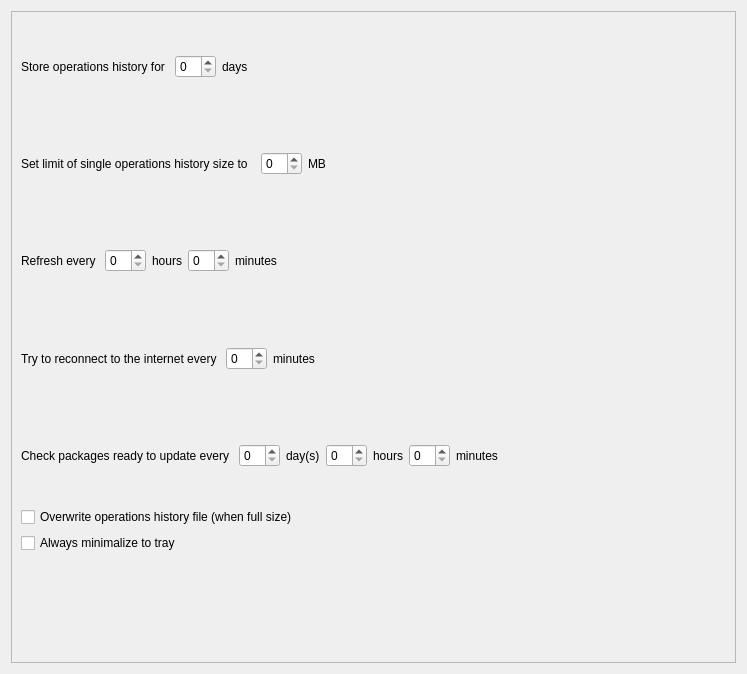
Qt form src/generalsettings.ui (juliagoda/pak-gui) before a commit.
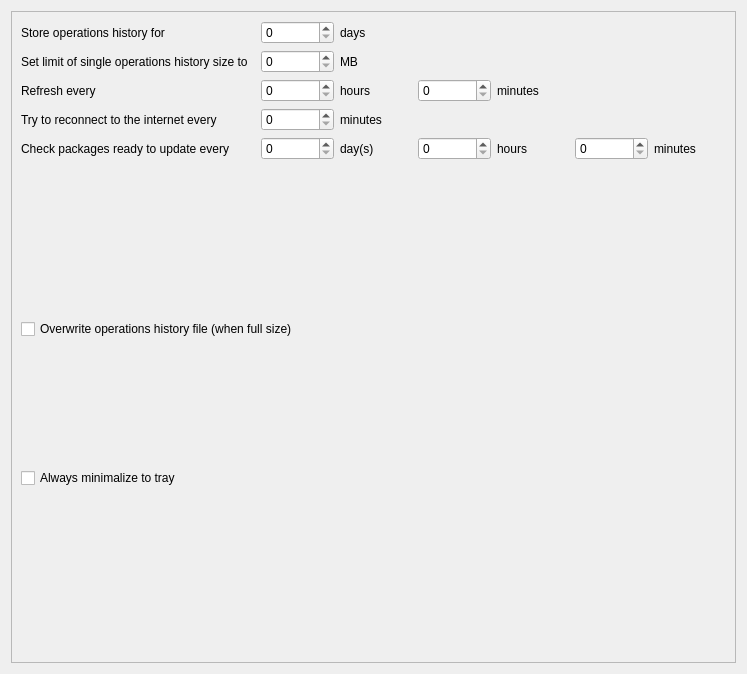
The same form after that commit.

Commit message: Changed layout of settings

Patch:
```diff
--- a/src/generalsettings.ui
+++ b/src/generalsettings.ui
@@ -29,10 +29,41 @@
         </property>
         <layout class="QVBoxLayout" name="verticalLayout_4">
          <item>
-          <layout class="QVBoxLayout" name="verticalLayout_3">
-           <item>
-            <layout class="QHBoxLayout" name="horizontalLayout">
-             <item>
+          <layout class="QGridLayout" name="gridLayout">
+           <item row="3" column="2">
+            <widget class="QLabel" name="label_9">
+             <property name="text">
+              <string>minutes</string>
+             </property>
+            </widget>
+           </item>
+           <item row="3" column="0">
+            <widget class="QLabel" name="label_8">
+             <property name="text">
+              <string>Try to reconnect to the internet every </string>
+             </property>
+             <property name="alignment">
+              <set>Qt::AlignLeading|Qt::AlignLeft|Qt::AlignVCenter</set>
+             </property>
+            </widget>
+           </item>
+           <item row="4" column="1">
+            <widget class="QSpinBox" name="kcfg_update_check_time_in_days"/>
+           </item>
+           <item row="4" column="4">
+            <widget class="QLabel" name="label_12">
+             <property name="text">
+              <string>hours</string>
+             </property>
+            </widget>
+           </item>
+           <item row="0" column="1">
+            <widget class="QSpinBox" name="kcfg_history_store_time_in_days"/>
+           </item>
+           <item row="2" column="1">
+            <widget class="QSpinBox" name="kcfg_refresh_interval_in_hours"/>
+           </item>
+           <item row="0" column="0">
               <widget class="QLabel" name="label">
                <property name="text">
                 <string>Store operations history for </string>
@@ -42,34 +73,7 @@
                </property>
               </widget>
              </item>
-             <item>
-              <widget class="QSpinBox" name="kcfg_history_store_time_in_days"/>
-             </item>
-             <item>
-              <widget class="QLabel" name="label_2">
-               <property name="text">
-                <string>days</string>
-               </property>
-              </widget>
-             </item>
-             <item>
-              <spacer name="horizontalSpacer">
-               <property name="orientation">
-                <enum>Qt::Horizontal</enum>
-               </property>
-               <property name="sizeHint" stdset="0">
-                <size>
-                 <width>40</width>
-                 <height>20</height>
-                </size>
-               </property>
-              </spacer>
-             </item>
-            </layout>
-           </item>
-           <item>
-            <layout class="QHBoxLayout" name="horizontalLayout_2">
-             <item>
+           <item row="1" column="0">
               <widget class="QLabel" name="label_3">
                <property name="text">
                 <string>Set limit of single operations history size to  </string>
@@ -79,34 +83,44 @@
                </property>
               </widget>
              </item>
-             <item>
-              <widget class="QSpinBox" name="kcfg_history_file_size_limit_in_Mb"/>
-             </item>
-             <item>
+           <item row="2" column="2">
+            <widget class="QLabel" name="label_6">
+             <property name="text">
+              <string>hours</string>
+             </property>
+            </widget>
+           </item>
+           <item row="4" column="3">
+            <widget class="QSpinBox" name="kcfg_update_check_time_in_hours"/>
+           </item>
+           <item row="0" column="2">
+            <widget class="QLabel" name="label_2">
+             <property name="text">
+              <string>days</string>
+             </property>
+            </widget>
+           </item>
+           <item row="4" column="5">
+            <widget class="QSpinBox" name="kcfg_update_check_time_in_minutes"/>
+           </item>
+           <item row="4" column="0">
+            <widget class="QLabel" name="label_10">
+             <property name="text">
+              <string>Check packages ready to update every </string>
+             </property>
+             <property name="alignment">
+              <set>Qt::AlignLeading|Qt::AlignLeft|Qt::AlignVCenter</set>
+             </property>
+            </widget>
+           </item>
+           <item row="1" column="2">
               <widget class="QLabel" name="label_4">
                <property name="text">
                 <string>MB</string>
                </property>
               </widget>
              </item>
-             <item>
-              <spacer name="horizontalSpacer_2">
-               <property name="orientation">
-                <enum>Qt::Horizontal</enum>
-               </property>
-               <property name="sizeHint" stdset="0">
-                <size>
-                 <width>40</width>
-                 <height>20</height>
-                </size>
-               </property>
-              </spacer>
-             </item>
-            </layout>
-           </item>
-           <item>
-            <layout class="QHBoxLayout" name="horizontalLayout_3">
-             <item>
+           <item row="2" column="0">
               <widget class="QLabel" name="label_5">
                <property name="text">
                 <string>Refresh every </string>
@@ -116,134 +130,55 @@
                </property>
               </widget>
              </item>
-             <item>
-              <widget class="QSpinBox" name="kcfg_refresh_interval_in_hours"/>
-             </item>
-             <item>
-              <widget class="QLabel" name="label_6">
-               <property name="text">
-                <string>hours</string>
-               </property>
-              </widget>
-             </item>
-             <item>
-              <widget class="QSpinBox" name="kcfg_refresh_interval_in_minutes"/>
-             </item>
-             <item>
+           <item row="2" column="4">
               <widget class="QLabel" name="label_7">
                <property name="text">
                 <string>minutes</string>
                </property>
               </widget>
              </item>
-             <item>
-              <spacer name="horizontalSpacer_3">
-               <property name="orientation">
-                <enum>Qt::Horizontal</enum>
-               </property>
-               <property name="sizeHint" stdset="0">
-                <size>
-                 <width>40</width>
-                 <height>20</height>
-                </size>
-               </property>
-              </spacer>
-             </item>
-            </layout>
-           </item>
-           <item>
-            <layout class="QHBoxLayout" name="horizontalLayout_4">
-             <item>
-              <widget class="QLabel" name="label_8">
-               <property name="text">
-                <string>Try to reconnect to the internet every </string>
-               </property>
-               <property name="alignment">
-                <set>Qt::AlignLeading|Qt::AlignLeft|Qt::AlignVCenter</set>
-               </property>
-              </widget>
-             </item>
-             <item>
-              <widget class="QSpinBox" name="kcfg_internet_reconnection_time_in_minutes"/>
-             </item>
-             <item>
-              <widget class="QLabel" name="label_9">
-               <property name="text">
-                <string>minutes</string>
-               </property>
-              </widget>
-             </item>
-             <item>
-              <spacer name="horizontalSpacer_4">
-               <property name="orientation">
-                <enum>Qt::Horizontal</enum>
-               </property>
-               <property name="sizeHint" stdset="0">
-                <size>
-                 <width>40</width>
-                 <height>20</height>
-                </size>
-               </property>
-              </spacer>
-             </item>
-            </layout>
-           </item>
-           <item>
-            <layout class="QHBoxLayout" name="horizontalLayout_5">
-             <item>
-              <widget class="QLabel" name="label_10">
-               <property name="text">
-                <string>Check packages ready to update every </string>
-               </property>
-               <property name="alignment">
-                <set>Qt::AlignLeading|Qt::AlignLeft|Qt::AlignVCenter</set>
-               </property>
-              </widget>
-             </item>
-             <item>
-              <widget class="QSpinBox" name="kcfg_update_check_time_in_days"/>
-             </item>
-             <item>
+           <item row="4" column="2">
               <widget class="QLabel" name="label_11">
                <property name="text">
                 <string>day(s)</string>
                </property>
               </widget>
              </item>
-             <item>
-              <widget class="QSpinBox" name="kcfg_update_check_time_in_hours"/>
-             </item>
-             <item>
-              <widget class="QLabel" name="label_12">
-               <property name="text">
-                <string>hours</string>
-               </property>
-              </widget>
-             </item>
-             <item>
-              <widget class="QSpinBox" name="kcfg_update_check_time_in_minutes"/>
-             </item>
-             <item>
+           <item row="3" column="1">
+            <widget class="QSpinBox" name="kcfg_internet_reconnection_time_in_minutes"/>
+           </item>
+           <item row="1" column="1">
+            <widget class="QSpinBox" name="kcfg_history_file_size_limit_in_Mb"/>
+           </item>
+           <item row="2" column="3">
+            <widget class="QSpinBox" name="kcfg_refresh_interval_in_minutes"/>
+           </item>
+           <item row="4" column="6">
               <widget class="QLabel" name="label_13">
                <property name="text">
                 <string>minutes</string>
                </property>
               </widget>
              </item>
+          </layout>
+         </item>
              <item>
-              <spacer name="horizontalSpacer_5">
+          <layout class="QVBoxLayout" name="verticalLayout_3">
+           <item>
+            <spacer name="verticalSpacer_2">
                <property name="orientation">
-                <enum>Qt::Horizontal</enum>
+              <enum>Qt::Vertical</enum>
+             </property>
+             <property name="sizeType">
+              <enum>QSizePolicy::Fixed</enum>
                </property>
                <property name="sizeHint" stdset="0">
                 <size>
-                 <width>40</width>
-                 <height>20</height>
+               <width>20</width>
+               <height>30</height>
                 </size>
                </property>
               </spacer>
-             </item>
-            </layout>
            </item>
            <item>
             <widget class="QCheckBox" name="kcfg_overwrite_full_history_file">
@@ -270,7 +205,7 @@
              <property name="sizeHint" stdset="0">
               <size>
                <width>20</width>
-               <height>100</height>
+               <height>40</height>
               </size>
              </property>
             </spacer>
```
Lines whose indentation alone changed are shown as unchanged. The commit also changes 1 other file.
